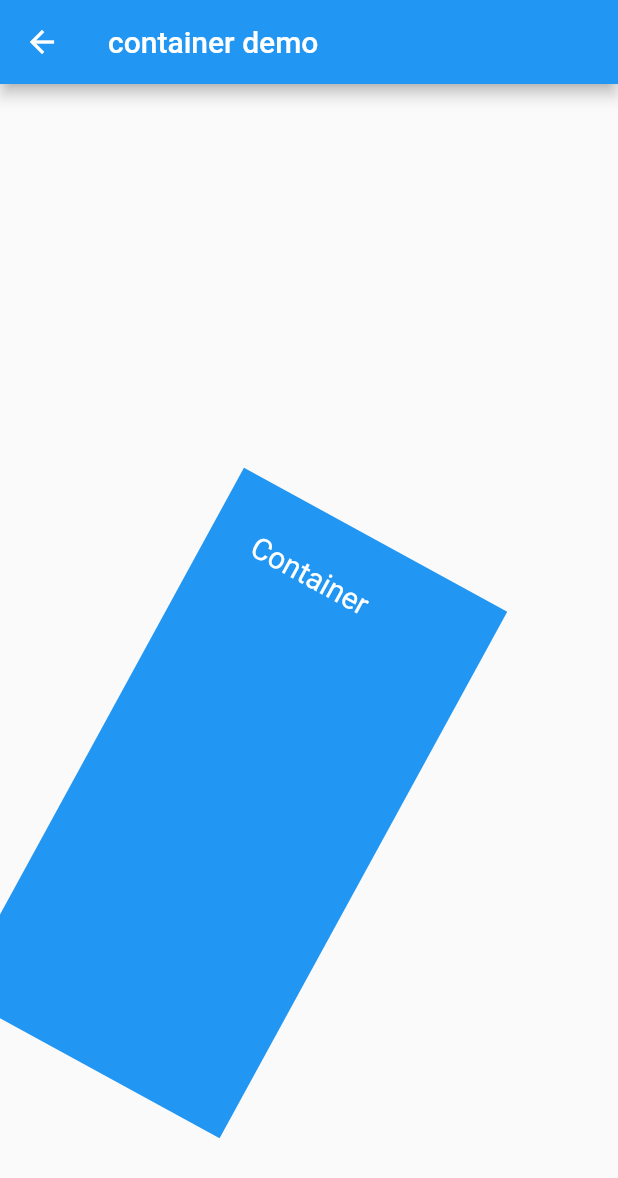
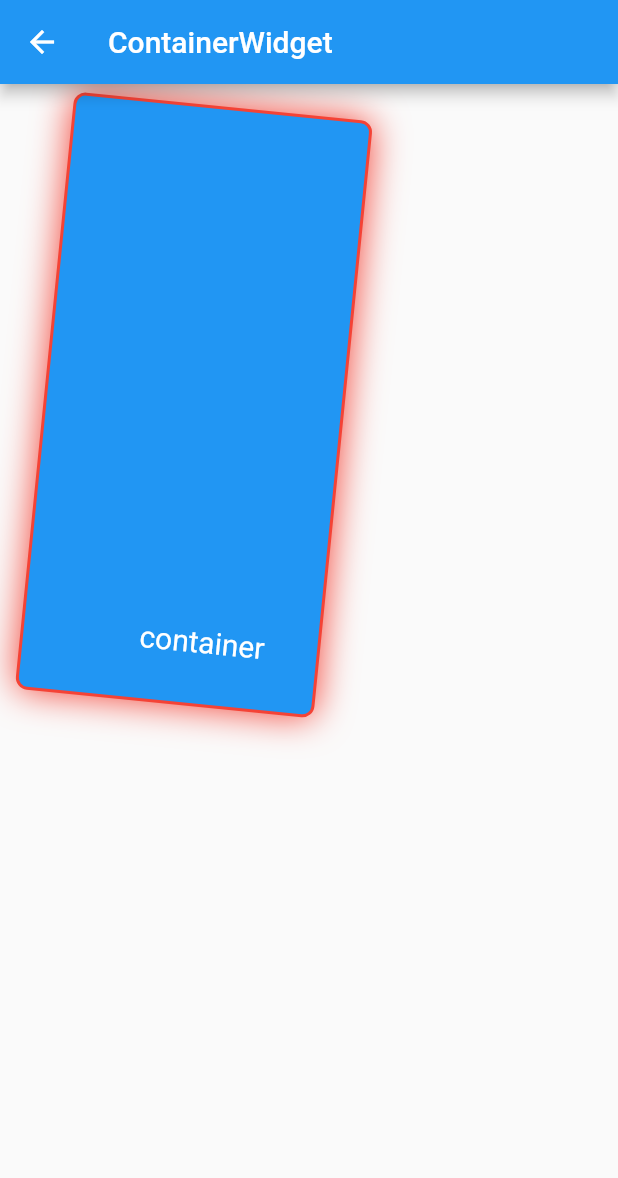
Before and after one commit to candy252324/flutter, a Flutter app: the ContainerDemo screen opened by its route, on a phone screen of 412 x 824 dp. Shown: the top 1178 px of the screen. Run offline on Flutter 3.47's test engine with Material 2 defaults, Android fonts, the phone set to English and light mode, and no system bars.

Commit message:
container 学习

```diff
--- a/demo01/lib/container.dart
+++ b/demo01/lib/container.dart
@@ -5,19 +5,30 @@ class ContainerDemo extends StatelessWidget {
   Widget build(BuildContext context) {
     return Scaffold(
       appBar: AppBar(
-        title: Text("container demo"),
+        title: Text("ContainerWidget"),
       ),
-      body:Center(
-        child: Container(
-          color: Colors.blue,
-          width: 200,
-          height: 400,
-          padding:EdgeInsets.all(30),
-          margin: EdgeInsets.only(left: 150,top: 0,right: 0,bottom: 0),
-          transform: Matrix4.rotationZ(0.5),
-          // cjh todo 如何做圆角，边框，阴影
-          child: Text("Container ",style:TextStyle(fontSize: 20,color: Colors.white)),
-        )
+      body:Container(
+        // color: Colors.blue, // 【注】设置了deoration 则不能设置color,会报错
+        width: 200,
+        height: 400,
+        padding:EdgeInsets.all(30),
+        margin: EdgeInsets.fromLTRB(50,0,0,20),
+        alignment: Alignment.bottomRight,  // ContainerWidget中的元素对齐方式
+        decoration: new BoxDecoration(
+          color:Colors.blue,
+          border: new Border.all(width: 2, color: Colors.red),
+          borderRadius: BorderRadius.all(Radius.circular(8)),
+          // cjh todo
+          boxShadow: <BoxShadow>[
+            new BoxShadow(
+              color: Colors.red,//阴影颜色
+              blurRadius: 20.0,//阴影大小
+            )
+          ],
+        ),
+        // cjh todo 绕什么转的
+        transform: Matrix4.rotationZ(0.1),  // 弧度：角度×π÷180°
+        child: Text("container ",style:TextStyle(fontSize: 20,color: Colors.white)),
       )
     );
   }
```
Also changed, not shown: demo01/lib/text.dart (+12 -4 lines), demo01/pubspec.lock.
